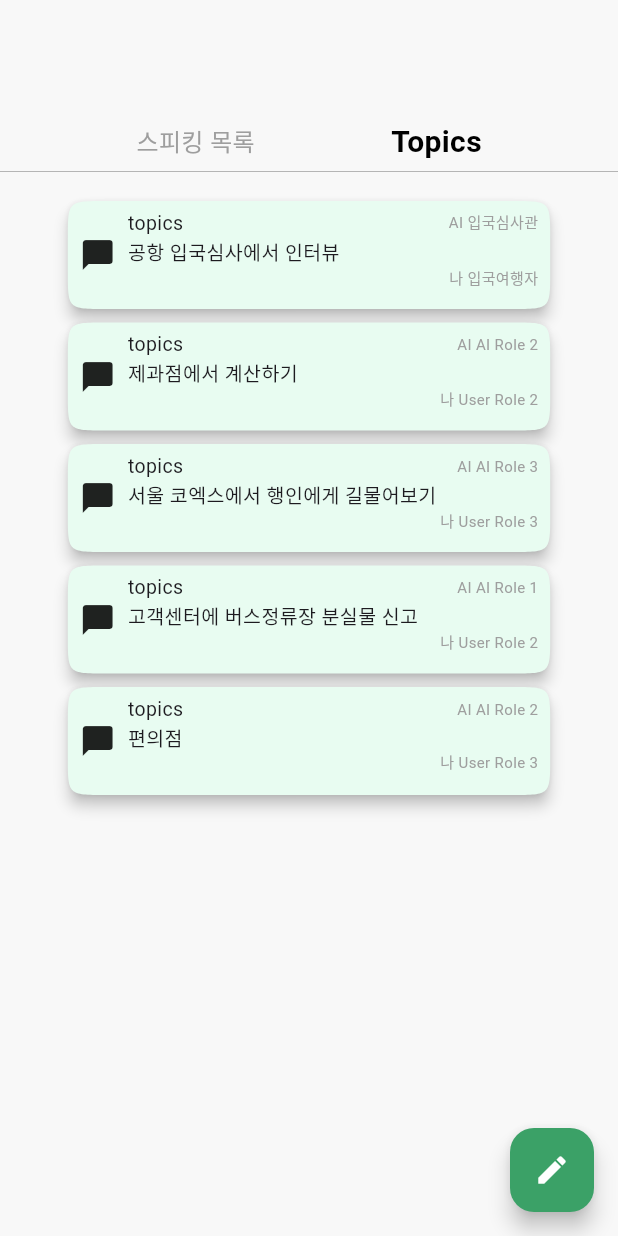
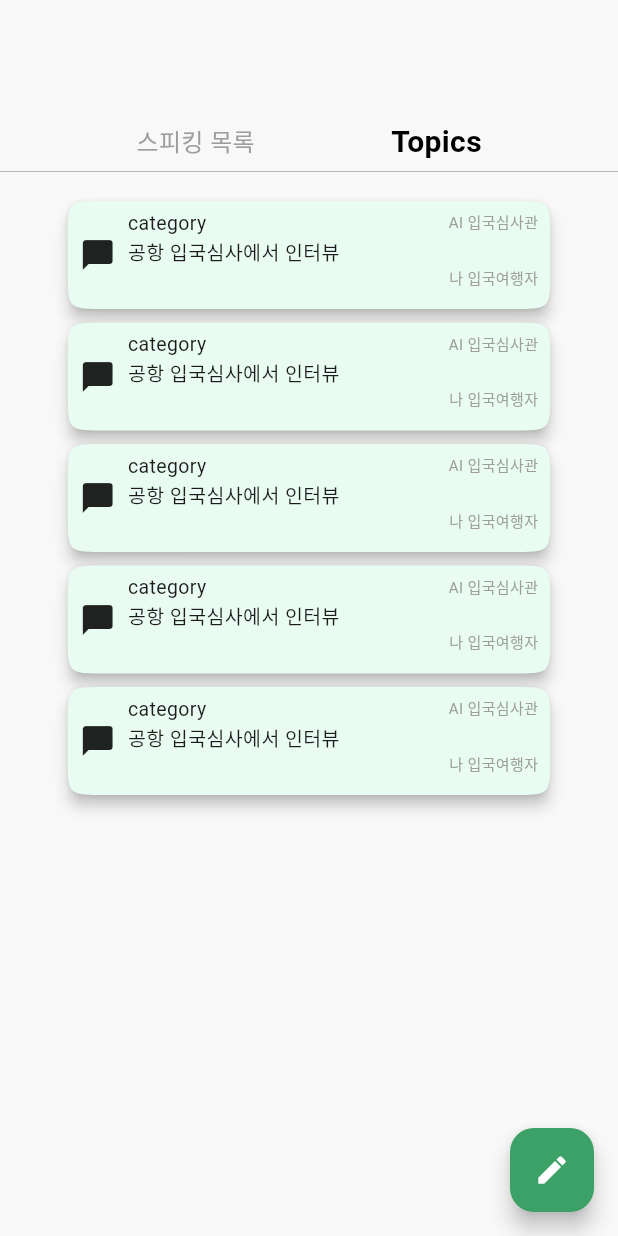
Before and after one commit to OpenBible3438/speaksafari, a Flutter app: the ChatListPage screen opened directly, after a tap on "Topics", on a phone screen of 412 x 824 dp. Run offline on Flutter 3.47's test engine with Material 3 defaults, Android fonts, the phone set to English and light mode, and no system bars; our stand-ins replace animated_text_kit, cloud_firestore, firebase_auth, firebase_core, flutter_markdown, flutter_riverpod and 4 more; accounts and stored records are empty.

Commit message:
20240312 jeahoyoon :: feat dto수정

```diff
--- a/lib/src/view/main/chat_list/chat_list_page.dart
+++ b/lib/src/view/main/chat_list/chat_list_page.dart
@@ -149,11 +149,7 @@ class _ChatListPage extends State<ChatListPage> {
                                               Row(
                                                 children: [
                                                   Text(
-                                                    provider
-                                                        .chatDtoList[
-                                                    index]
-                                                        .chatCtgr ??
-                                                        '',
+                                                    'category',
                                                     style: TextStyle(
                                                         fontSize: 13),
                                                   ),
@@ -163,7 +159,7 @@ class _ChatListPage extends State<ChatListPage> {
                                                     const EdgeInsets.only(
                                                         right: 8),
                                                     child: Text(
-                                                      'AI ${provider.chatDtoList[index].aIRole}' ??
+                                                      'AI ${provider.chatDtoList[index].ai_role}' ??
                                                           '',
                                                       style: TextStyle(
                                                           fontSize: 10,
@@ -174,7 +170,7 @@ class _ChatListPage extends State<ChatListPage> {
                                               ),
                                               Text(
                                                 provider.chatDtoList[index]
-                                                    .chatNm ??
+                                                    .chat_content ??
                                                     '',
                                                 style:
                                                 TextStyle(fontSize: 13),
@@ -188,7 +184,7 @@ class _ChatListPage extends State<ChatListPage> {
                                                     const EdgeInsets.only(
                                                         right: 8),
                                                     child: Text(
-                                                      '나 ${provider.chatDtoList[index].usrRole}' ??
+                                                      '나 ${provider.chatDtoList[index].user_role}' ??
                                                           '',
                                                       style: TextStyle(
                                                           fontSize: 10,
--- a/lib/src/view/main/chat_list/chat_list_view_model.dart
+++ b/lib/src/view/main/chat_list/chat_list_view_model.dart
@@ -48,40 +48,69 @@ class ChatListViewModel extends BaseViewModel {
   void generateMockData() {
     List<ChatDto> mockDataList = [
       ChatDto(
-        chatNm: '공항 입국심사에서 인터뷰',
-        chatCtt: 'Content 1',
-        aIRole: '입국심사관',
-        usrRole: '입국여행자',
-        chatCtgr: 'topics',
+        // chat_: '공항 입국심사에서 인터뷰',
+        chat_content: '공항 입국심사에서 인터뷰',
+        ai_role: '입국심사관',
+        user_role: '입국여행자',
+        // chatCtgr: 'topics',
       ),
       ChatDto(
-        chatNm: '제과점에서 계산하기',
-        chatCtt: 'Content 2',
-        aIRole: 'AI Role 2',
-        usrRole: 'User Role 2',
-        chatCtgr: 'topics',
+        // chat_: '공항 입국심사에서 인터뷰',
+        chat_content: '공항 입국심사에서 인터뷰',
+        ai_role: '입국심사관',
+        user_role: '입국여행자',
+        // chatCtgr: 'topics',
       ),
       ChatDto(
-        chatNm: '서울 코엑스에서 행인에게 길물어보기',
-        chatCtt: 'Content 3',
-        aIRole: 'AI Role 3',
-        usrRole: 'User Role 3',
-        chatCtgr: 'topics',
+        // chat_: '공항 입국심사에서 인터뷰',
+        chat_content: '공항 입국심사에서 인터뷰',
+        ai_role: '입국심사관',
+        user_role: '입국여행자',
+        // chatCtgr: 'topics',
       ),
       ChatDto(
-        chatNm: '고객센터에 버스정류장 분실물 신고',
-        chatCtt: 'Content 4',
-        aIRole: 'AI Role 1',
-        usrRole: 'User Role 2',
-        chatCtgr: 'topics',
+        // chat_: '공항 입국심사에서 인터뷰',
+        chat_content: '공항 입국심사에서 인터뷰',
+        ai_role: '입국심사관',
+        user_role: '입국여행자',
+        // chatCtgr: 'topics',
       ),
       ChatDto(
-        chatNm: '편의점',
-        chatCtt: 'Content 5',
-        aIRole: 'AI Role 2',
-        usrRole: 'User Role 3',
-        chatCtgr: 'topics',
-      ),
+        // chat_: '공항 입국심사에서 인터뷰',
+        chat_content: '공항 입국심사에서 인터뷰',
+        ai_role: '입국심사관',
+        user_role: '입국여행자',
+        // chatCtgr: 'topics',
+      )
+      // ),
+      // ChatDto(
+      //   chatNm: '제과점에서 계산하기',
+      //   chatCtt: 'Content 2',
+      //   aIRole: 'AI Role 2',
+      //   usrRole: 'User Role 2',
+      //   chatCtgr: 'topics',
+      // ),
+      // ChatDto(
+      //   chatNm: '서울 코엑스에서 행인에게 길물어보기',
+      //   chatCtt: 'Content 3',
+      //   aIRole: 'AI Role 3',
+      //   usrRole: 'User Role 3',
+      //   chatCtgr: 'topics',
+      // ),
+      // ChatDto(
+      //   chatNm: '고객센터에 버스정류장 분실물 신고',
+      //   chatCtt: 'Content 4',
+      //   aIRole: 'AI Role 1',
+      //   usrRole: 'User Role 2',
+      //   chatCtgr: 'topics',
+      // ),
+      // ChatDto(
+      //   chatNm: '편의점',
+      //   chatCtt: 'Content 5',
+      //   aIRole: 'AI Role 2',
+      //   usrRole: 'User Role 3',
+      //   chatCtgr: 'topics',
+      // ),
       // 나머지 ChatDto 5개를 여기에 추가해주세요
     ];
 
@@ -96,6 +125,7 @@ class ChatListViewModel extends BaseViewModel {
   Future<List<ChatDto>> fromFirestore() async {
     FirebaseFirestore _firestore = FirebaseFirestore.instance;
 
+    /// 대화내역 저장
     // _firestore.collection("chat").doc("123456789").set(
     //   {
     //     "brand": "Genesis",
@@ -103,6 +133,7 @@ class ChatListViewModel extends BaseViewModel {
     //     "price": 5000,
     //   },);
 
+    /// 대화내역 몽땅 불러오기
     QuerySnapshot<Map<String, dynamic>> _snapshot =
     await _firestore.collection("chat").get();
 
@@ -110,7 +141,6 @@ class ChatListViewModel extends BaseViewModel {
       print(doc.data());
     });
 
-    print('asdf');
     print(_snapshot);
     List<ChatDto> _result =
     _snapshot.docs.map((e) => ChatDto.fromJson(e.data())).toList();
@@ -127,22 +157,24 @@ class ChatListViewModel extends BaseViewModel {
 }
 
 class ChatDto {
-  String? chatNm;
-  String? chatCtt;
-  String? aIRole;
-  String? usrRole;
-  String? chatCtgr;
+  String? chat_time;
+  String? user_chat_content;
+  String? chat_content;
+  String? ai_role;
+  String? user_role;
+  String? chat_trans;
 
   ChatDto(
-      {this.chatNm, this.chatCtt, this.aIRole, this.usrRole, this.chatCtgr});
+      {this.chat_time, this.user_chat_content, this.chat_content, this.ai_role, this.user_role, this.chat_trans});
 
   factory ChatDto.fromJson(Map<String, dynamic> json) {
     return ChatDto(
-      chatNm: json['chat_nm'],
-      chatCtt: json['chat_ctt'],
-      aIRole: json['ai_role'],
-      usrRole: json['usr_role'],
-      chatCtgr: json['chat_ctgr'],
+      chat_time: json['user_chat_content'],
+      user_chat_content: json['user_chat_content'],
+      chat_content: json['chat_content'],
+      ai_role: json['ai_role'],
+      user_role: json['user_role'],
+      chat_trans: json['chat_trans'],
     );
   }
 
```
